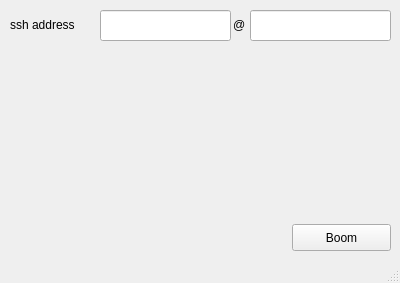
Before: the Qt Designer form eXtend-qtGUI/eXtend-qtGUI/mainwindow.ui in miloszlakomy/eXtend, drawn with Qt 5.
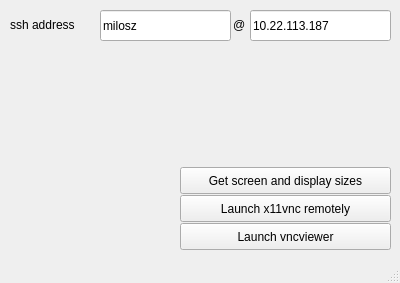
After: the same form once the commit is applied.

Commit message: Develop basic functionality for qt GUI

Patch:
```diff
--- a/eXtend-qtGUI/eXtend-qtGUI/mainwindow.ui
+++ b/eXtend-qtGUI/eXtend-qtGUI/mainwindow.ui
@@ -23,6 +23,9 @@
       <height>31</height>
      </rect>
     </property>
+    <property name="text">
+     <string>milosz</string>
+    </property>
    </widget>
    <widget class="QLabel" name="label">
     <property name="geometry">
@@ -40,14 +43,14 @@
    <widget class="QPushButton" name="pushButton">
     <property name="geometry">
      <rect>
-      <x>292</x>
-      <y>224</y>
-      <width>99</width>
+      <x>180</x>
+      <y>167</y>
+      <width>211</width>
       <height>27</height>
      </rect>
     </property>
     <property name="text">
-     <string>Boom</string>
+     <string>Get screen and display sizes</string>
     </property>
    </widget>
    <widget class="QLabel" name="label_2">
@@ -71,6 +74,35 @@
       <width>141</width>
       <height>31</height>
      </rect>
+    </property>
+    <property name="text">
+     <string>10.22.113.187</string>
+    </property>
+   </widget>
+   <widget class="QPushButton" name="pushButton_2">
+    <property name="geometry">
+     <rect>
+      <x>180</x>
+      <y>195</y>
+      <width>211</width>
+      <height>27</height>
+     </rect>
+    </property>
+    <property name="text">
+     <string>Launch x11vnc remotely</string>
+    </property>
+   </widget>
+   <widget class="QPushButton" name="pushButton_3">
+    <property name="geometry">
+     <rect>
+      <x>180</x>
+      <y>223</y>
+      <width>211</width>
+      <height>27</height>
+     </rect>
+    </property>
+    <property name="text">
+     <string>Launch vncviewer</string>
     </property>
    </widget>
   </widget>
```
The commit also changes 3 other files.
